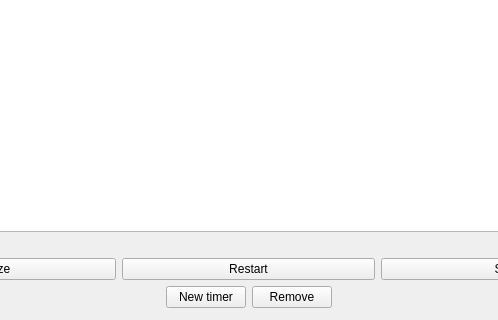
This is src/kitchenalertmainwindow.ui in helihyv/KitchenAlert as Qt 5 draws it before an edit; both pictures show x 148 to 646 and y 93 to 413 of the 785 by 413 pixel window. The edited form follows.
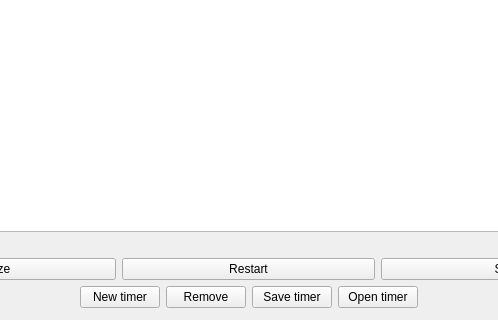
This is the edited form.

Commit message: Added saving and loading of timers

```diff
--- a/src/kitchenalertmainwindow.ui
+++ b/src/kitchenalertmainwindow.ui
@@ -109,6 +109,20 @@
            </property>
           </widget>
          </item>
+         <item>
+          <widget class="QPushButton" name="SaveButton">
+           <property name="text">
+            <string>Save timer</string>
+           </property>
+          </widget>
+         </item>
+         <item>
+          <widget class="QPushButton" name="OpenButton">
+           <property name="text">
+            <string>Open timer</string>
+           </property>
+          </widget>
+         </item>
          <item>
           <spacer name="horizontalSpacer_2">
            <property name="orientation">
```
The commit also changes 9 other files.
